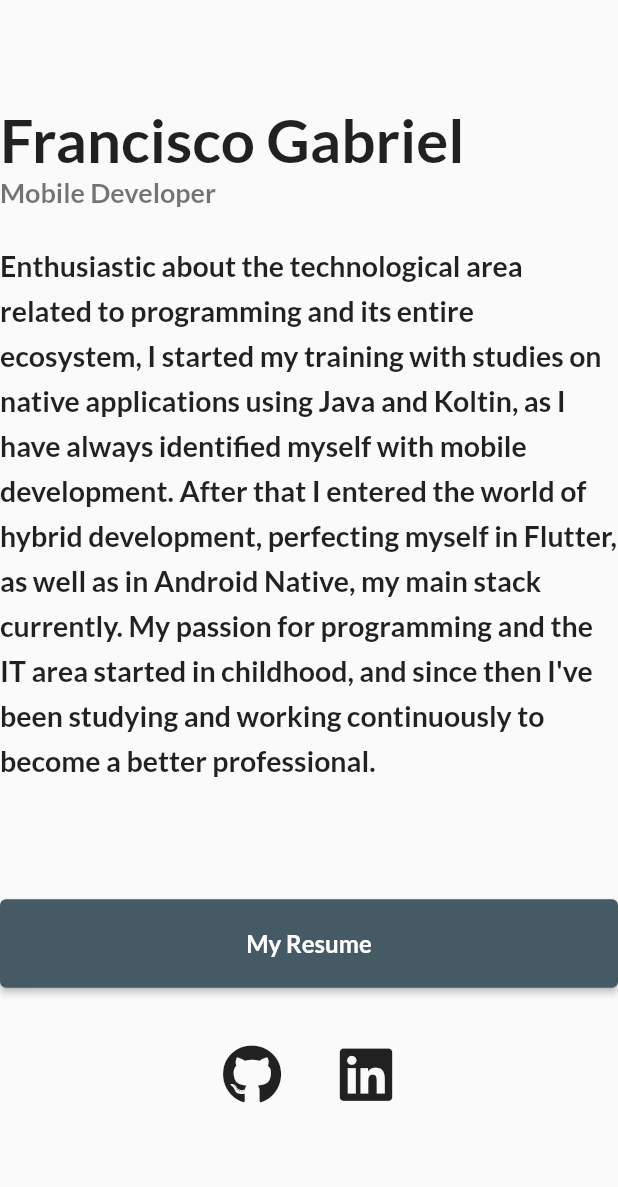
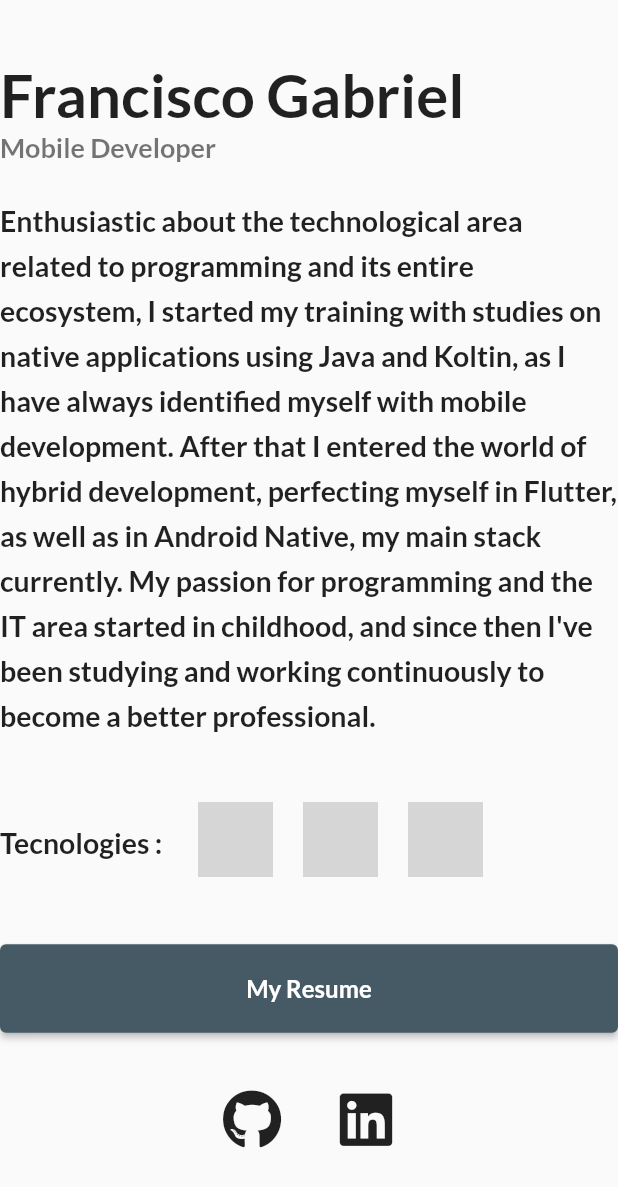
Before and after one commit to Franciscof11/Portfolio_Flutter_Web, a Flutter app: the ProfileDetailsSection widget shown alone on an empty page, opened directly, on a phone screen of 412 x 824 dp. Shown: the top 1187 px of the screen. Run offline on Flutter 3.47's test engine with Material 2 defaults, Android fonts, the phone set to English and light mode, and no system bars; our stand-ins replace animated_text_kit, font_awesome_flutter, google_fonts, percent_indicator, shimmer; network calls fail; grey boxes are pictures that could not be loaded.

Commit message:
refactor : About me page

```diff
--- a/lib/Custom Things/profile_details_section.dart
+++ b/lib/Custom Things/profile_details_section.dart
@@ -46,7 +46,55 @@ class ProfileDetailsSection extends StatelessWidget {
               fontWeight: FontWeight.bold,
             ),
           ),
-          SizedBox(height: 80),
+          SizedBox(height: 45),
+          Row(
+            mainAxisAlignment: MainAxisAlignment.start,
+            children: [
+              Text(
+                'Tecnologies : ',
+                style: TextStyle(
+                  height: 1.6,
+                  fontSize: 19,
+                  color: Colors.black87,
+                  fontWeight: FontWeight.bold,
+                ),
+              ),
+              SizedBox(width: 20),
+              Container(
+                height: 50,
+                width: 50,
+                decoration: BoxDecoration(
+                  image: DecorationImage(
+                    image: NetworkImage(
+                        'https://cdn.icon-icons.com/icons2/2107/PNG/512/file_type_flutter_icon_130599.png'),
+                  ),
+                ),
+              ),
+              SizedBox(width: 20),
+              Container(
+                height: 50,
+                width: 50,
+                decoration: BoxDecoration(
+                  image: DecorationImage(
+                    image: NetworkImage(
+                        'https://cdn.icon-icons.com/icons2/2107/PNG/512/file_type_kotlin_icon_130487.png'),
+                  ),
+                ),
+              ),
+              SizedBox(width: 20),
+              Container(
+                height: 50,
+                width: 50,
+                decoration: BoxDecoration(
+                  image: DecorationImage(
+                    image: NetworkImage(
+                        'https://cdn-icons-png.flaticon.com/512/226/226777.png'),
+                  ),
+                ),
+              ),
+            ],
+          ),
+          SizedBox(height: 45),
           ElevatedButton(
             style: ButtonStyle(
               padding: MaterialStateProperty.all(
--- a/lib/Pages/profile_page.dart
+++ b/lib/Pages/profile_page.dart
@@ -1,4 +1,3 @@
-import 'package:flutter/cupertino.dart';
 import 'package:flutter/material.dart';
 import 'package:my_portfolio/Custom%20Things/profile_details_section.dart';
 import 'package:my_portfolio/Custom%20Things/profile_image_section.dart';
```
